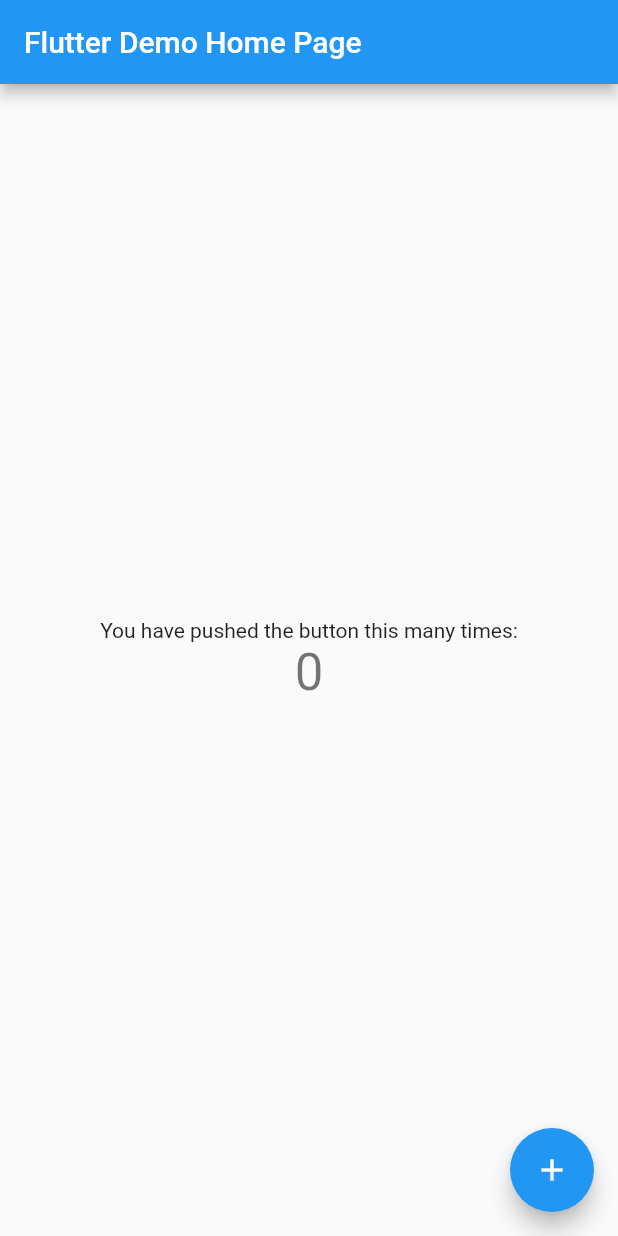
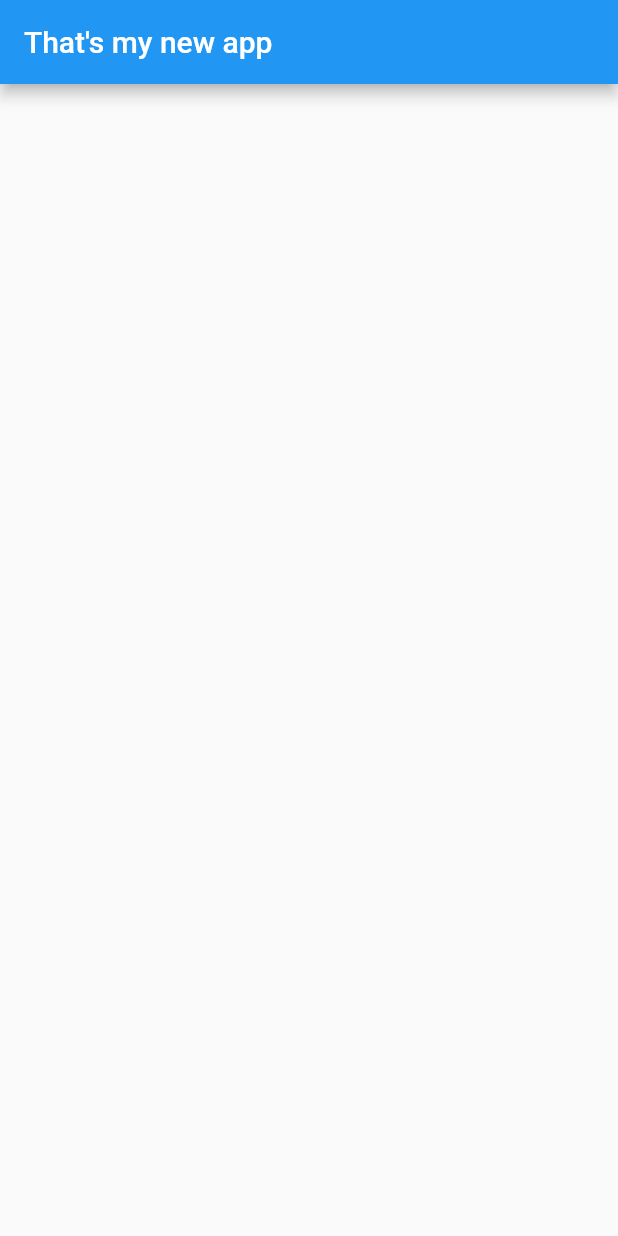
Before and after one commit to Igor0Ruan/marca_ponto, a Flutter app: the screen it shows after launch, on a phone screen of 412 x 824 dp. Run offline on Flutter 3.47's test engine with Material 2 defaults, Android fonts, the phone set to English and light mode, and no system bars.

Commit message:
Estruturação inicial realizada

```diff
--- a/lib/main.dart
+++ b/lib/main.dart
@@ -1,109 +1,22 @@
 import 'package:flutter/material.dart';
 
-void main() => runApp(new MyApp());
+void main() => runApp(new MarcaPontoApp());
 
-class MyApp extends StatelessWidget {
-  // This widget is the root of your application.
+class MarcaPontoApp extends StatefulWidget {
+  @override
+  _MarcaPontoAppState createState() => _MarcaPontoAppState();
+}
+
+class _MarcaPontoAppState extends State<MarcaPontoApp> {
   @override
   Widget build(BuildContext context) {
-    return new MaterialApp(
-      title: 'Flutter Demo',
-      theme: new ThemeData(
-        // This is the theme of your application.
-        //
-        // Try running your application with "flutter run". You'll see the
-        // application has a blue toolbar. Then, without quitting the app, try
-        // changing the primarySwatch below to Colors.green and then invoke
-        // "hot reload" (press "r" in the console where you ran "flutter run",
-        // or press Run > Flutter Hot Reload in IntelliJ). Notice that the
-        // counter didn't reset back to zero; the application is not restarted.
-        primarySwatch: Colors.blue,
+    return MaterialApp(
+      debugShowCheckedModeBanner: false,
+      home: Scaffold(
+        appBar: new AppBar(
+          title: new Text("That's my new app"),
+        ),
       ),
-      home: new MyHomePage(title: 'Flutter Demo Home Page'),
     );
   }
 }
-
-class MyHomePage extends StatefulWidget {
-  MyHomePage({Key key, this.title}) : super(key: key);
-
-  // This widget is the home page of your application. It is stateful, meaning
-  // that it has a State object (defined below) that contains fields that affect
-  // how it looks.
-
-  // This class is the configuration for the state. It holds the values (in this
-  // case the title) provided by the parent (in this case the App widget) and
-  // used by the build method of the State. Fields in a Widget subclass are
-  // always marked "final".
-
-  final String title;
-
-  @override
-  _MyHomePageState createState() => new _MyHomePageState();
-}
-
-class _MyHomePageState extends State<MyHomePage> {
-  int _counter = 0;
-
-  void _incrementCounter() {
-    setState(() {
-      // This call to setState tells the Flutter framework that something has
-      // changed in this State, which causes it to rerun the build method below
-      // so that the display can reflect the updated values. If we changed
-      // _counter without calling setState(), then the build method would not be
-      // called again, and so nothing would appear to happen.
-      _counter++;
-    });
-  }
-
-  @override
-  Widget build(BuildContext context) {
-    // This method is rerun every time setState is called, for instance as done
-    // by the _incrementCounter method above.
-    //
-    // The Flutter framework has been optimized to make rerunning build methods
-    // fast, so that you can just rebuild anything that needs updating rather
-    // than having to individually change instances of widgets.
-    return new Scaffold(
-      appBar: new AppBar(
-        // Here we take the value from the MyHomePage object that was created by
-        // the App.build method, and use it to set our appbar title.
-        title: new Text(widget.title),
-      ),
-      body: new Center(
-        // Center is a layout widget. It takes a single child and positions it
-        // in the middle of the parent.
-        child: new Column(
-          // Column is also layout widget. It takes a list of children and
-          // arranges them vertically. By default, it sizes itself to fit its
-          // children horizontally, and tries to be as tall as its parent.
-          //
-          // Invoke "debug paint" (press "p" in the console where you ran
-          // "flutter run", or select "Toggle Debug Paint" from the Flutter tool
-          // window in IntelliJ) to see the wireframe for each widget.
-          //
-          // Column has various properties to control how it sizes itself and
-          // how it positions its children. Here we use mainAxisAlignment to
-          // center the children vertically; the main axis here is the vertical
-          // axis because Columns are vertical (the cross axis would be
-          // horizontal).
-          mainAxisAlignment: MainAxisAlignment.center,
-          children: <Widget>[
-            new Text(
-              'You have pushed the button this many times:',
-            ),
-            new Text(
-              '$_counter',
-              style: Theme.of(context).textTheme.display1,
-            ),
-          ],
-        ),
-      ),
-      floatingActionButton: new FloatingActionButton(
-        onPressed: _incrementCounter,
-        tooltip: 'Increment',
-        child: new Icon(Icons.add),
-      ), // This trailing comma makes auto-formatting nicer for build methods.
-    );
-  }
-}
```
Also changed, not shown: lib/routes.dart (added), 1 other file.
